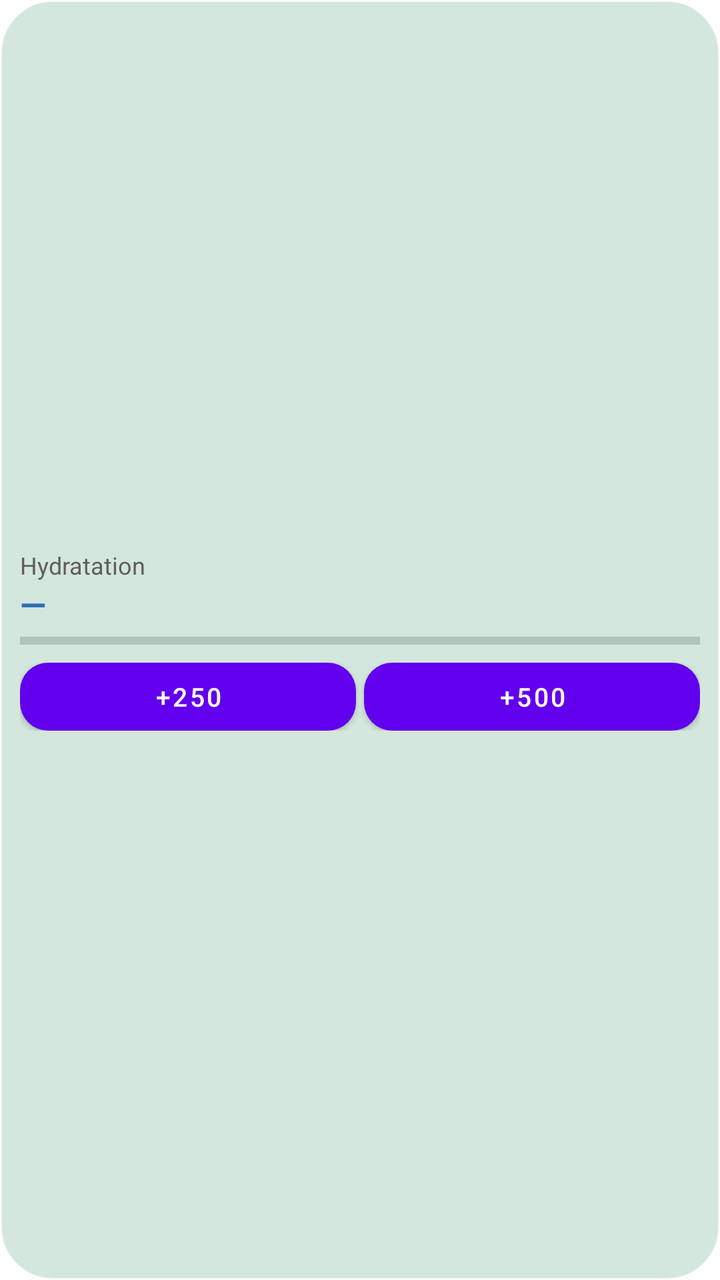
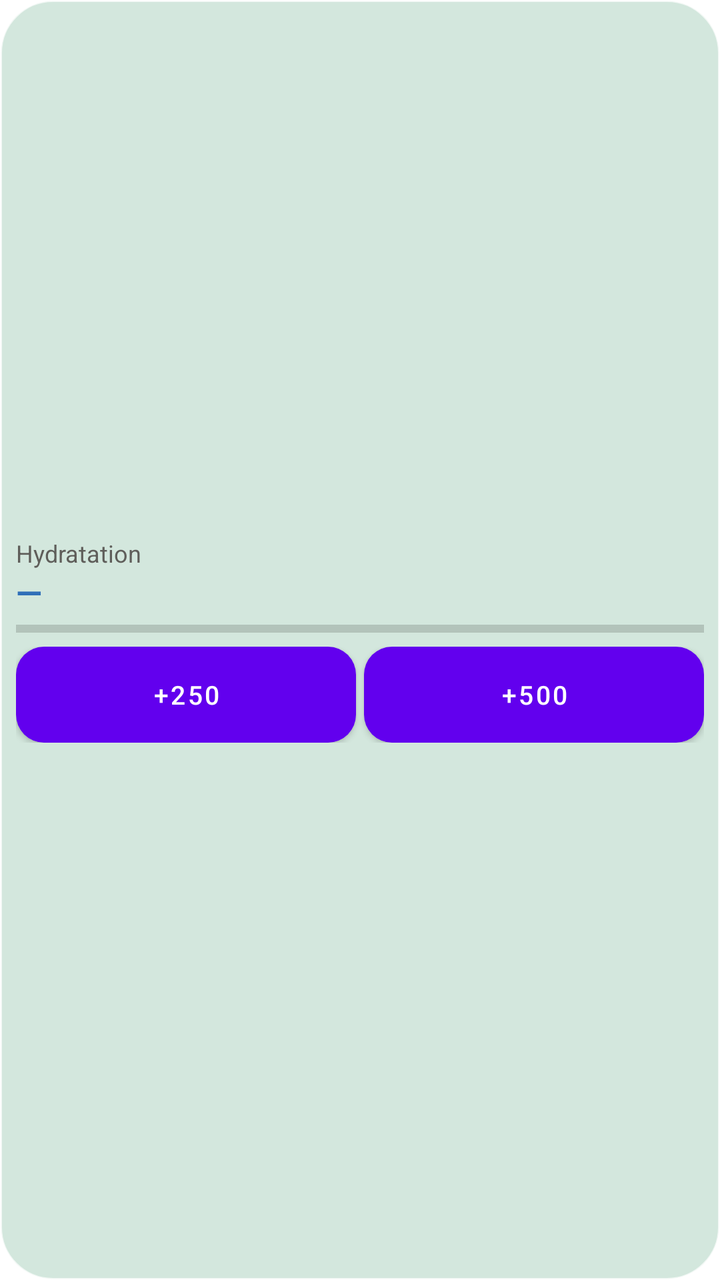

The first picture is an Android layout as it rendered before a commit; the second is the same layout after the commit. The layout source and the unified diff follow.
<!-- AndroidManifest.xml: fallback theme Theme.MaterialComponents.DayNight.NoActionBar -->
<!-- res/layout/widget_eau.xml -->
<?xml version="1.0" encoding="utf-8"?>
<LinearLayout xmlns:android="http://schemas.android.com/apk/res/android"
    android:id="@+id/eau_racine"
    android:layout_width="match_parent"
    android:layout_height="match_parent"
    android:background="@drawable/widget_fond"
    android:gravity="center_vertical"
    android:orientation="vertical"
    android:padding="10dp">

    <TextView
        android:layout_width="wrap_content"
        android:layout_height="wrap_content"
        android:text="@string/widget_titre_eau"
        android:textColor="#5F5E5A"
        android:textSize="12sp" />

    <TextView
        android:id="@+id/eau_texte"
        android:layout_width="wrap_content"
        android:layout_height="wrap_content"
        android:text="—"
        android:textColor="#2F6FB8"
        android:textSize="17sp"
        android:textStyle="bold" />

    <ProgressBar
        android:id="@+id/eau_barre"
        style="?android:attr/progressBarStyleHorizontal"
        android:layout_width="match_parent"
        android:layout_height="6dp"
        android:layout_marginTop="4dp"
        android:layout_marginBottom="8dp"
        android:max="2000"
        android:progress="0"
        android:progressTint="#378ADD" />

    <LinearLayout
        android:layout_width="match_parent"
        android:layout_height="wrap_content"
        android:orientation="horizontal">

        <Button
            android:id="@+id/eau_plus250"
            android:contentDescription="@string/widget_ajouter_250"
            android:layout_width="0dp"
            android:layout_height="34dp"
            android:layout_marginEnd="4dp"
            android:layout_weight="1"
            android:background="@drawable/widget_bouton"
            android:minHeight="0dp"
            android:minWidth="0dp"
            android:padding="0dp"
            android:text="+250"
            android:textAllCaps="false"
            android:textColor="#FFFFFF"
            android:textSize="13sp" />

        <Button
            android:id="@+id/eau_plus500"
            android:contentDescription="@string/widget_ajouter_500"
            android:layout_width="0dp"
            android:layout_height="34dp"
            android:layout_weight="1"
            android:background="@drawable/widget_bouton"
            android:minHeight="0dp"
            android:minWidth="0dp"
            android:padding="0dp"
            android:text="+500"
            android:textAllCaps="false"
            android:textColor="#FFFFFF"
            android:textSize="13sp" />
    </LinearLayout>
</LinearLayout>
<!-- resources referenced by this layout -->
<resources>
  <!-- drawable widget_bouton (drawable) -->
  <?xml version="1.0" encoding="utf-8"?>
  <shape xmlns:android="http://schemas.android.com/apk/res/android"
      android:shape="rectangle">
      <solid android:color="#0F6E56" />
      <corners android:radius="14dp" />
  </shape>
  <!-- drawable widget_fond (drawable) -->
  <?xml version="1.0" encoding="utf-8"?>
  <shape xmlns:android="http://schemas.android.com/apk/res/android"
      android:shape="rectangle">
      <solid android:color="#D0C9E2D6" />
      <stroke
          android:width="1dp"
          android:color="#B3FFFFFF" />
      <corners android:radius="26dp" />
  </shape>
  <string name="widget_ajouter_250">Ajouter 250 millilitres d’eau</string>
  <string name="widget_ajouter_500">Ajouter 500 millilitres d’eau</string>
  <string name="widget_titre_eau">Hydratation</string>
</resources>

<!-- the commit's change to res/layout/widget_eau.xml (unified diff, before → after) -->
@@ -6,7 +6,7 @@
     android:background="@drawable/widget_fond"
     android:gravity="center_vertical"
     android:orientation="vertical"
-    android:padding="10dp">
+    android:padding="8dp">
 
     <TextView
         android:layout_width="wrap_content"
@@ -30,7 +30,7 @@
         android:layout_width="match_parent"
         android:layout_height="6dp"
         android:layout_marginTop="4dp"
-        android:layout_marginBottom="8dp"
+        android:layout_marginBottom="6dp"
         android:max="2000"
         android:progress="0"
         android:progressTint="#378ADD" />
@@ -44,7 +44,7 @@
             android:id="@+id/eau_plus250"
             android:contentDescription="@string/widget_ajouter_250"
             android:layout_width="0dp"
-            android:layout_height="34dp"
+            android:layout_height="48dp"
             android:layout_marginEnd="4dp"
             android:layout_weight="1"
             android:background="@drawable/widget_bouton"
@@ -60,7 +60,7 @@
             android:id="@+id/eau_plus500"
             android:contentDescription="@string/widget_ajouter_500"
             android:layout_width="0dp"
-            android:layout_height="34dp"
+            android:layout_height="48dp"
             android:layout_weight="1"
             android:background="@drawable/widget_bouton"
             android:minHeight="0dp"
